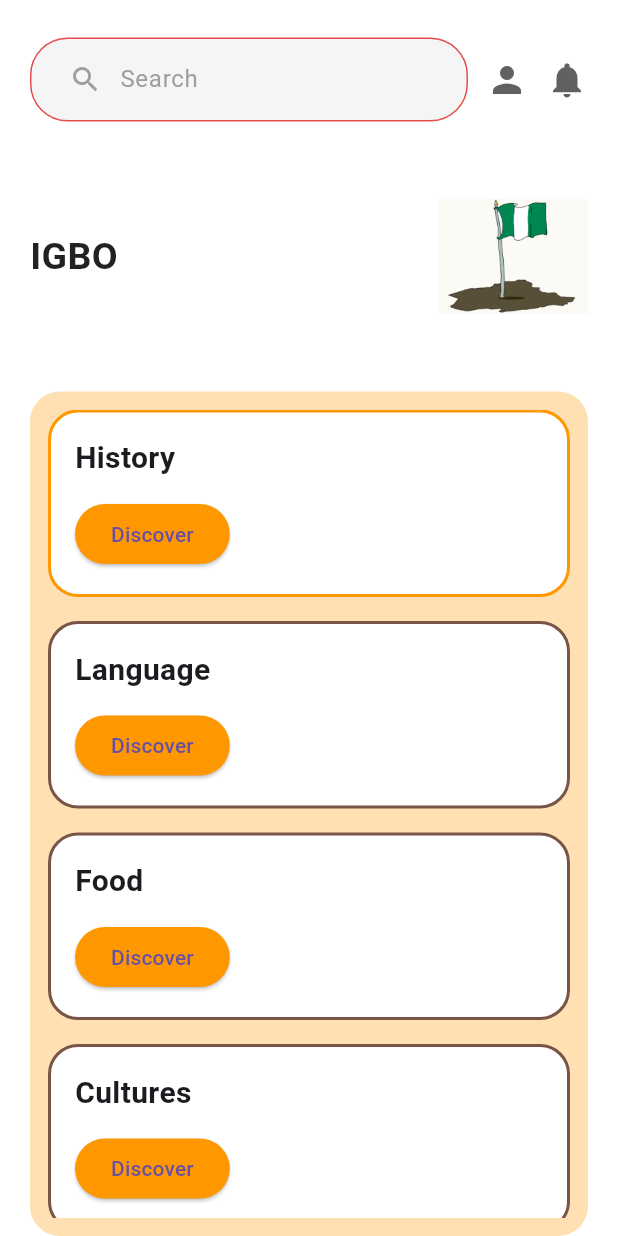
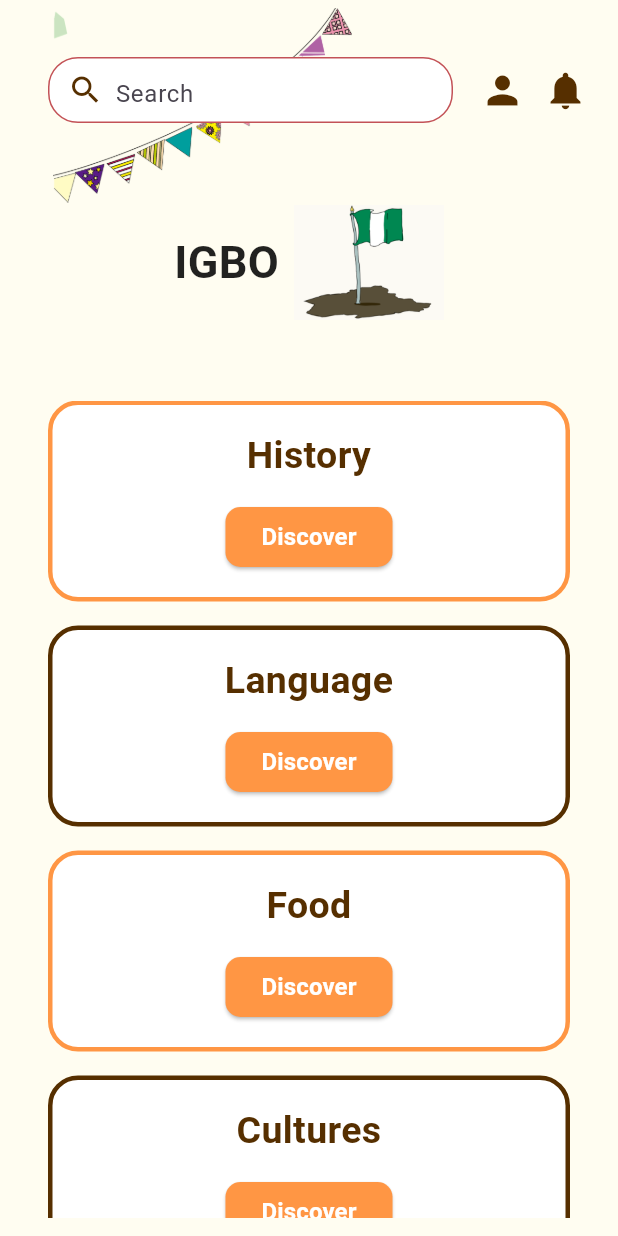
Before and after one commit to Aduradu-Chinazom/GeoLore, a Flutter app: the CulturePage screen opened directly, on a phone screen of 412 x 824 dp. Run offline on Flutter 3.47's test engine with Material 3 defaults, Android fonts, the phone set to English and light mode, and no system bars; our stand-ins replace firebase_core, flutter_signin_button; accounts and stored records are empty.

Commit message:
new pages added

```diff
--- a/lib/main.dart
+++ b/lib/main.dart
@@ -7,6 +7,8 @@ import 'login_page.dart';
 import 'welcome_page.dart';
 import 'origin_page.dart';
 import 'home.dart';
+import 'your_culture.dart';
+import 'history.dart';
 
 void main() async {
   WidgetsFlutterBinding.ensureInitialized();
@@ -33,6 +35,8 @@ class MyApp extends StatelessWidget {
         '/welcome': (context) => const WelcomePage(),
         '/origin': (context) => const OriginPage(),
         '/home': (context) => const HomePage(),
+        '/your_culture': (context) => const CulturePage(),
+        '/history': (context) => const HistoryPage(),
       },
     );
   }
--- a/lib/your_culture.dart
+++ b/lib/your_culture.dart
@@ -6,7 +6,7 @@ class CulturePage extends StatelessWidget {
   @override
   Widget build(BuildContext context) {
     return Scaffold(
-      backgroundColor: Colors.white,
+      backgroundColor: Color(0xFFFFFDF1),
       body: SafeArea(
         child: Padding(
           padding: const EdgeInsets.symmetric(horizontal: 20.0),
@@ -17,32 +17,54 @@ class CulturePage extends StatelessWidget {
 
               // Search bar
                 Row(
+                crossAxisAlignment: CrossAxisAlignment.center,
+                children: [
+                  Expanded(
+                    child: SizedBox(
+                      height: 70,
+                      child: Stack(
+                        clipBehavior: Clip.none,
+                        children: [
+                          Positioned(
+                            left: 0,
+                            top: -20,
+                            child: Image.asset(
+                              'assets/string_flags.png',
+                              width: 230,
+                              height: 130,
+                            ),
+                          ),
+
+                          Align(
+                            alignment: Alignment.centerLeft,
+                            child: Row(
                               children: [
                                 Expanded(
                                   child: Container(
+                                    height: 44,
+                                    margin: const EdgeInsets.only(left: 12),
                                     padding: const EdgeInsets.symmetric(
-                        horizontal: 25,
-                        vertical: 3,
+                                      horizontal: 12,
                                     ),
                                     decoration: BoxDecoration(
-                        color: Colors.grey.shade100,
-                        borderRadius: BorderRadius.circular(25),
-                        border: Border.all(color: const Color.fromARGB(255, 227, 77, 77), width: 1),
+                                      color: Colors.white,
+                                      borderRadius: BorderRadius.circular(20),
+                                      border: Border.all(
+                                        color: Color(0xFFC35257),
+                                      ),
                                     ),
                                     child: Row(
-                        crossAxisAlignment: CrossAxisAlignment.center,
                                       children: [
-                          const Icon(Icons.search, color: Colors.grey, size: 22),
-                          const SizedBox(width: 12),
-                          Expanded(
+                                        const Icon(
+                                          Icons.search,
+                                          color: Color(0xFF562F00),
+                                        ),
+                                        const SizedBox(width: 8),
+                                        const Expanded(
                                           child: TextField(
                                             decoration: InputDecoration(
-                                hintText: 'Search',
                                               border: InputBorder.none,
-                                hintStyle: TextStyle(
-                                  color: Colors.grey,
-                                  fontSize: 16,
-                                ),
+                                              hintText: "Search",
                                             ),
                                           ),
                                         ),
@@ -50,10 +72,22 @@ class CulturePage extends StatelessWidget {
                                     ),
                                   ),
                                 ),
+                              ],
+                            ),
+                          ),
+                        ],
+                      ),
+                    ),
+                  ),
+
+                  const SizedBox(width: 18),
+                  const Icon(Icons.person, size: 30, color: Color(0xFF562F00)),
                   const SizedBox(width: 12),
-                  Icon(Icons.person, size: 28, color: Colors.grey.shade700),
-                  const SizedBox(width: 12),
-                  Icon(Icons.notifications, size: 28, color: Colors.grey.shade700),
+                  const Icon(
+                    Icons.notifications,
+                    size: 30,
+                    color: Color(0xFF562F00),
+                  ),
                 ],
               ),
 
@@ -61,53 +95,51 @@ class CulturePage extends StatelessWidget {
 
               // Header
               Row(
+                mainAxisAlignment: MainAxisAlignment.center, // centers horizontally
                 children: [
-                  const Expanded(
-                    child: Text(
+                  const Text(
                     "IGBO",
                     style: TextStyle(
-                        fontSize: 25,
+                      fontSize: 30,
                       fontWeight: FontWeight.bold,
                       color: Colors.black87,
                     ),
                   ),
-                  ),
-                  const SizedBox(width: 6),
-                  Image.asset('assets/flag.png', width: 100, height: 160),
+                  const SizedBox(width: 10),
+                  Image.asset('assets/flag.png', width: 100, height: 140),
                 ],
               ),
 
               const SizedBox(height: 10),
 
 
-              //  ORANGE BACKGROUND SECTION
              Expanded(
                 child: Container(
                   padding: const EdgeInsets.all(12),
                   decoration: BoxDecoration(
-                    color: Colors.orange.shade100,
+                    color:  Color(0xFFFFFDF1),
                     borderRadius: BorderRadius.circular(20),
                   ),
                   child: ListView(
                     children: [
                       _buildCard(
                         title: 'History',
-                        borderColor: Colors.orange,
+                        borderColor:  Color(0xFFFF9644),
                       ),
                       const SizedBox(height: 16),
                       _buildCard(
                         title: 'Language',
-                        borderColor: Colors.brown,
+                        borderColor: Color(0xFF562F00),
                       ),
                       const SizedBox(height: 16),
                       _buildCard(
                         title: 'Food',
-                        borderColor: Colors.brown,
+                        borderColor:  Color(0xFFFF9644),
                       ),
                       const SizedBox(height: 16),
                       _buildCard(
                         title: 'Cultures',
-                        borderColor: Colors.brown,
+                        borderColor: Color(0xFF562F00),
                       ),
                     ],
                   ),
@@ -130,37 +162,47 @@ class CulturePage extends StatelessWidget {
       decoration: BoxDecoration(
         color: Colors.white,
         borderRadius: BorderRadius.circular(20),
-        border: Border.all(color: borderColor, width: 2),
+        border: Border.all(color: borderColor, width: 3),
       ),
       child: Row(
+        mainAxisAlignment: MainAxisAlignment.center,
         children: [
-
           Expanded(
+            child: Center(
               child: Column(
-              crossAxisAlignment: CrossAxisAlignment.start,
+                crossAxisAlignment: CrossAxisAlignment.center,
                 children: [
                   Text(
                     title,
+                    textAlign: TextAlign.center,
                     style: const TextStyle(
-                    fontSize: 20,
+                      fontSize: 25,
                       fontWeight: FontWeight.bold,
+                      color: Color(0xFF562F00),
                     ),
                   ),
                   const SizedBox(height: 12),
                   ElevatedButton(
                     onPressed: () {},
                     style: ElevatedButton.styleFrom(
-                    backgroundColor: Colors.orange,
+                      backgroundColor: Color(0xFFFF9644),
                       shape: RoundedRectangleBorder(
-                      borderRadius: BorderRadius.circular(30),
+                        borderRadius: BorderRadius.circular(10),
                       ),
                     ),
-                  child: const Text('Discover'),
+                    child: const Text(
+                      'Discover',
+                      style: TextStyle(
+                        color: Colors.white,
+                        fontWeight: FontWeight.bold,
+                        fontSize: 16,
+                      ),
+                    ),
                   ),
                 ],
               ),
             ),
-
+          ),
         ],
       ),
     );
--- a/pubspec.yaml
+++ b/pubspec.yaml
@@ -69,7 +69,10 @@ flutter:
     - assets/community.png
     - assets/flag.png
     - assets/string_flags.png
-
+    - assets/tradition_1.webp
+    - assets/tradition_2.webp
+    - assets/tradition_4.jpg
+    - assets/tradition_5.jpg
 
   # An image asset can refer to one or more resolution-specific "variants", see
   # https://flutter.dev/to/resolution-aware-images
```
Also changed, not shown: lib/history.dart (added, +225 -0 lines), assets/19eli14-nigeria-8873727_1280.png (deleted), assets/Untitled design (1).png (deleted), assets/mustafa_fahd-dance-5355701_1280.png (deleted), assets/quitteingwer-flags-7283372_1280.png (deleted). Lines whose indentation alone changed are shown as unchanged.
